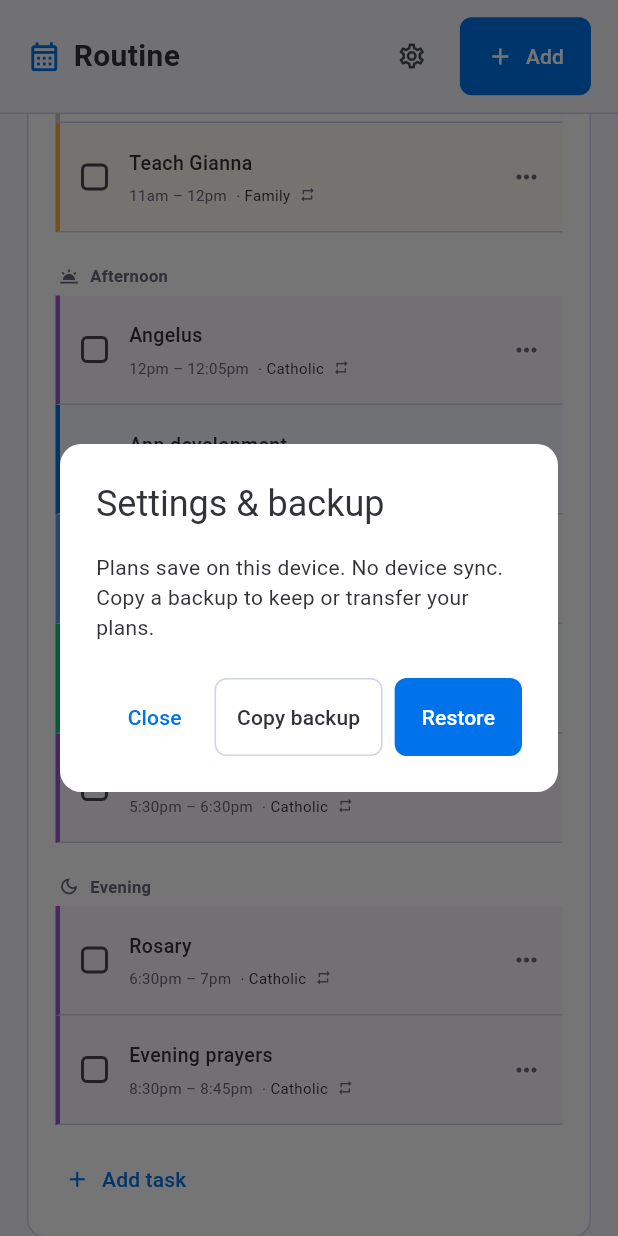
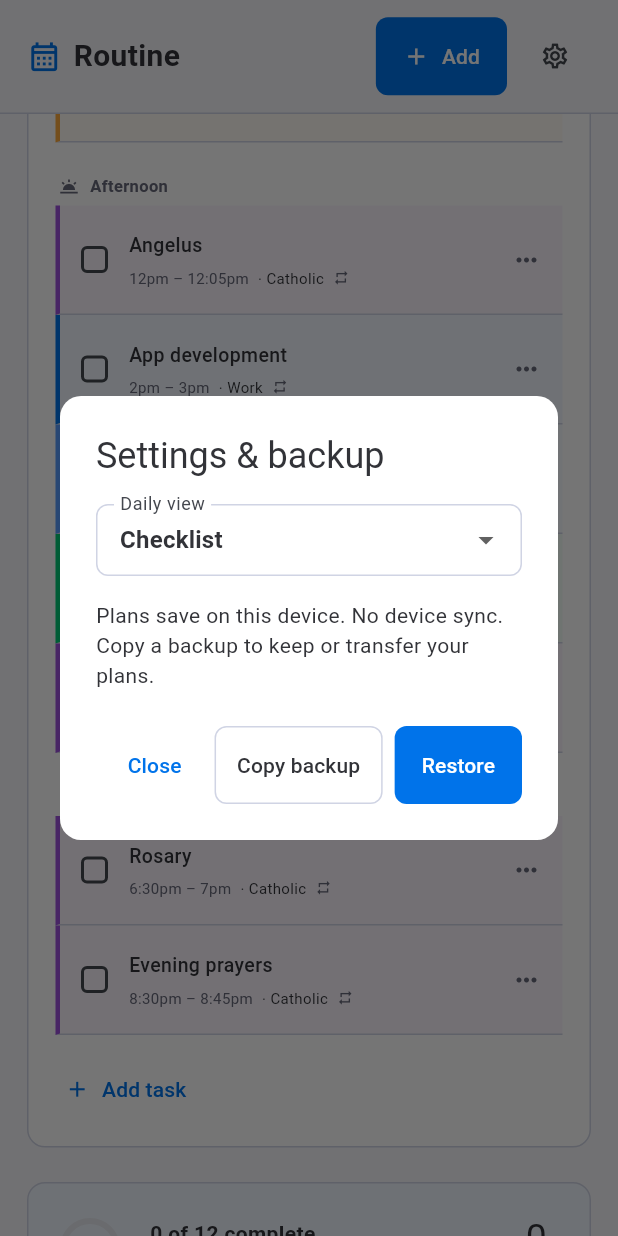
Before and after one commit to JoaoPedra-AMDG/Routine, a Flutter app: the screen it shows after launch, scrolled down 576 dp, after a tap on the "settings" icon, on a phone screen of 412 x 824 dp. Run offline on Flutter 3.47's test engine with Material 3 defaults, Android fonts, the phone set to English and light mode, and no system bars; our stand-ins replace web; missing offline and left inert: dart:js_interop.

Commit message:
Move daily view to settings and add swipe navigation

```diff
--- a/lib/routine_app.dart
+++ b/lib/routine_app.dart
@@ -55,7 +55,8 @@ class _SchedulePageState extends State<SchedulePage> {
   late Schedule _schedule;
   late DateTime _day, _month, _miniMonth;
   late String? _storageError;
-  bool _monthView = false, _mobileTimeline = false, _saving = false;
+  bool _monthView = false, _saving = false;
+  double _swipeDistance = 0;
   Future<void> _saveQueue = Future.value();
   final _scroll = ScrollController();
   @override
@@ -75,7 +76,6 @@ class _SchedulePageState extends State<SchedulePage> {
   }
 
   String get _key => dateKey(_day);
-  bool get _wide => MediaQuery.sizeOf(context).width >= 1050;
   void _message(String text) {
     ScaffoldMessenger.of(context).showSnackBar(
       SnackBar(content: Text(text), duration: const Duration(seconds: 2)),
@@ -127,6 +127,22 @@ class _SchedulePageState extends State<SchedulePage> {
       }
     });
   }
+
+  Widget _swipeArea(Widget child) => GestureDetector(
+    key: const ValueKey('schedule-swipe-area'),
+    behavior: HitTestBehavior.translucent,
+    onHorizontalDragStart: (_) => _swipeDistance = 0,
+    onHorizontalDragUpdate: (details) => _swipeDistance += details.delta.dx,
+    onHorizontalDragCancel: () => _swipeDistance = 0,
+    onHorizontalDragEnd: (details) {
+      final velocity = details.primaryVelocity ?? 0;
+      if (_swipeDistance.abs() < 48 && velocity.abs() < 500) return;
+      final direction = _swipeDistance.abs() >= 48 ? _swipeDistance : velocity;
+      _shift(direction < 0 ? 1 : -1);
+      _swipeDistance = 0;
+    },
+    child: child,
+  );
 
   Future<void> _edit({Plan? plan, DateTime? day, bool event = false}) async {
     final selected = day ?? _day;
@@ -268,12 +284,42 @@ class _SchedulePageState extends State<SchedulePage> {
       builder:
           (c) => AlertDialog(
             title: const Text('Settings & backup'),
+            scrollable: true,
             content: SizedBox(
               width: 360,
               child: Column(
                 mainAxisSize: MainAxisSize.min,
                 crossAxisAlignment: CrossAxisAlignment.stretch,
                 children: [
+                  StatefulBuilder(
+                    builder:
+                        (context, updateSetting) =>
+                            DropdownButtonFormField<bool>(
+                              key: const ValueKey('daily-view-setting'),
+                              value: _schedule.showTimetable,
+                              isExpanded: true,
+                              decoration: const InputDecoration(
+                                labelText: 'Daily view',
+                              ),
+                              items: const [
+                                DropdownMenuItem(
+                                  value: false,
+                                  child: Text('Checklist'),
+                                ),
+                                DropdownMenuItem(
+                                  value: true,
+                                  child: Text('Timetable'),
+                                ),
+                              ],
+                              onChanged: (value) {
+                                if (value == null) return;
+                                setState(() => _schedule.showTimetable = value);
+                                updateSetting(() {});
+                                _save();
+                              },
+                            ),
+                  ),
+                  const SizedBox(height: 16),
                   if (shell.supportsInstallation) ...[
                     OutlinedButton.icon(
                       onPressed: () {
@@ -389,7 +435,8 @@ class _SchedulePageState extends State<SchedulePage> {
                 children: [
                   _toolbar(desktop),
                   Expanded(
-                    child: SingleChildScrollView(
+                    child: _swipeArea(
+                      SingleChildScrollView(
                         controller: _scroll,
                         padding: EdgeInsets.fromLTRB(
                           desktop ? 34 : 18,
@@ -435,6 +482,7 @@ class _SchedulePageState extends State<SchedulePage> {
                         ),
                       ),
                     ),
+                  ),
                 ],
               ),
             ),
@@ -476,17 +524,19 @@ class _SchedulePageState extends State<SchedulePage> {
         if (desktop)
           const Text('SAST', style: TextStyle(fontSize: 11, color: muted)),
         const SizedBox(width: 12),
-        IconButton(
-          tooltip: 'Settings & backup',
-          onPressed: _backup,
-          icon: const Icon(Icons.settings_outlined, size: 20),
-        ),
-        const SizedBox(width: 8),
         FilledButton.icon(
+          key: const ValueKey('add-plan-button'),
           onPressed:
               () => _edit(event: _monthView, day: _monthView ? _month : _day),
           icon: const Icon(Icons.add, size: 18),
           label: const Text('Add'),
+        ),
+        const SizedBox(width: 8),
+        IconButton(
+          key: const ValueKey('settings-button'),
+          tooltip: 'Settings & backup',
+          onPressed: _backup,
+          icon: const Icon(Icons.settings_outlined, size: 20),
         ),
       ],
     ),
@@ -504,16 +554,6 @@ class _SchedulePageState extends State<SchedulePage> {
           const SizedBox(height: 7),
           Row(
             children: [
-              IconButton(
-                tooltip: _monthView ? 'Previous month' : 'Previous day',
-                constraints: const BoxConstraints.tightFor(
-                  width: 32,
-                  height: 44,
-                ),
-                padding: EdgeInsets.zero,
-                onPressed: () => _shift(-1),
-                icon: const Icon(Icons.chevron_left, size: 20),
-              ),
               Flexible(
                 child: Tooltip(
                   message: 'Choose date',
@@ -543,16 +583,6 @@ class _SchedulePageState extends State<SchedulePage> {
                     ),
                   ),
                 ),
-              ),
-              IconButton(
-                tooltip: _monthView ? 'Next month' : 'Next day',
-                constraints: const BoxConstraints.tightFor(
-                  width: 32,
-                  height: 44,
-                ),
-                padding: EdgeInsets.zero,
-                onPressed: () => _shift(1),
-                icon: const Icon(Icons.chevron_right, size: 20),
               ),
               const SizedBox(width: 12),
               SegmentedButton<bool>(
@@ -894,7 +924,6 @@ class _SchedulePageState extends State<SchedulePage> {
         done = tasks.where((p) => p.status == 'done').length,
         skipped = tasks.where((p) => p.status == 'skipped').length,
         allDay = items.where((p) => p.allDay).toList();
-    final checklist = _checklist(items), timeline = _timeline(items);
     return Column(
       crossAxisAlignment: CrossAxisAlignment.stretch,
       children: [
@@ -986,36 +1015,7 @@ class _SchedulePageState extends State<SchedulePage> {
           ),
         ],
         if (allDay.isNotEmpty) const SizedBox(height: 23),
-        if (!_wide) ...[
-          SegmentedButton<bool>(
-            segments: const [
-              ButtonSegment(
-                value: false,
-                icon: Icon(Icons.checklist, size: 17),
-                label: Text('Checklist'),
-              ),
-              ButtonSegment(
-                value: true,
-                icon: Icon(Icons.schedule, size: 17),
-                label: Text('Timetable'),
-              ),
-            ],
-            selected: {_mobileTimeline},
-            showSelectedIcon: false,
-            onSelectionChanged:
-                (s) => setState(() => _mobileTimeline = s.first),
-          ),
-          const SizedBox(height: 16),
-          if (_mobileTimeline) timeline else checklist,
-        ] else
-          Row(
-            crossAxisAlignment: CrossAxisAlignment.start,
-            children: [
-              Expanded(flex: 6, child: checklist),
-              const SizedBox(width: 24),
-              Expanded(flex: 5, child: timeline),
-            ],
-          ),
+        _schedule.showTimetable ? _timeline(items) : _checklist(items),
         const SizedBox(height: 23),
         Surface(
           color: highlightColor,
@@ -1483,6 +1483,8 @@ class _SchedulePageState extends State<SchedulePage> {
                             width: width,
                             height: h,
                             child: Draggable<Plan>(
+                              affinity: Axis.vertical,
+                              axis: Axis.vertical,
                               data: p,
                               feedback: Material(
                                 color: Colors.transparent,
--- a/lib/schedule.dart
+++ b/lib/schedule.dart
@@ -208,6 +208,7 @@ class Schedule {
   final Map<String, Map<String, dynamic>> overrides;
   final Set<String> appliedEventUpdates = {};
   bool showRecurringEventsInMonth = true;
+  bool showTimetable = false;
   void applyEventUpdates() {
     const briefDetails =
         'Prepare project briefs for EV/energy MSc vacation work and the go-kart project.\nInclude project scope and a bill of materials (BOM) sourced only from Wits vendors.\nCover the FHS exhibition and Science Forum go-kart demonstrations.\nInclude MSc research support and managing/supervising students during vacation work; vacation-work dates are not confirmed.\nBriefs, scope and BOM are needed by Thursday 19 November 2026.';
@@ -383,7 +384,10 @@ class Schedule {
     'version': 1,
     'items': items.map((p) => p.toJson()).toList(),
     'overrides': overrides,
-    'settings': {'showRecurringEventsInMonth': showRecurringEventsInMonth},
+    'settings': {
+      'showRecurringEventsInMonth': showRecurringEventsInMonth,
+      'showTimetable': showTimetable,
+    },
     'appliedEventUpdates': appliedEventUpdates.toList(),
   };
   String encode() => const JsonEncoder.withIndent('  ').convert(toJson());
@@ -437,7 +441,9 @@ class Schedule {
     if (settings != null &&
         (settings is! Map ||
             (settings['showRecurringEventsInMonth'] != null &&
-                settings['showRecurringEventsInMonth'] is! bool))) {
+                settings['showRecurringEventsInMonth'] is! bool) ||
+            (settings['showTimetable'] != null &&
+                settings['showTimetable'] is! bool))) {
       throw const FormatException('Invalid settings');
     }
     final appliedUpdates = j['appliedEventUpdates'] ?? <String>[];
@@ -448,6 +454,7 @@ class Schedule {
     return Schedule(items, patches)
       ..showRecurringEventsInMonth =
           (settings?['showRecurringEventsInMonth'] as bool?) ?? true
+      ..showTimetable = (settings?['showTimetable'] as bool?) ?? false
       ..appliedEventUpdates.addAll(appliedUpdates.cast<String>())
       ..applyEventUpdates();
   }
```
Also changed, not shown: 2 other files. Lines whose indentation alone changed are shown as unchanged.
